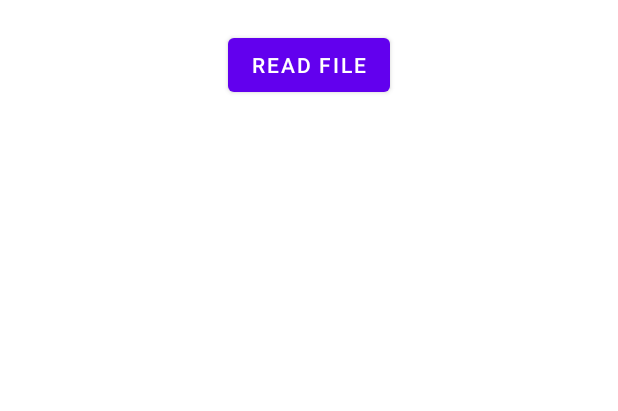
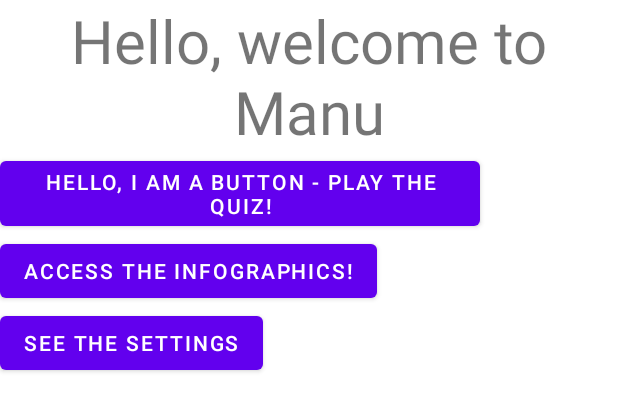
Before and after one commit to NyoomNyoom/COSC345-Manu-project, an Android app: the layout activity_main.xml on its own in the app's theme, with its tools: preview values and no code run, on a phone screen of 412 x 824 dp. Shown: the top 411 px of the screen. Run offline under Robolectric (Android 15) with nearby library versions, the phone set to English and light mode, and no system bars.

Commit message:
catch up

```diff
--- a/ManuProjectFiles/app/src/main/java/com/example/manu/Bird.kt
+++ b/ManuProjectFiles/app/src/main/java/com/example/manu/Bird.kt
@@ -12,7 +12,7 @@ package com.example.manu
 */
 
 data class Bird(val Name: String, val fileName: String, val altName: String, val infoFile: String) {
-    private var nameOfBird = Name
+    /*private var nameOfBird = Name
     private var birdFile = fileName
     private var alternativeName = altName
     private var birdInfoFile = infoFile
@@ -20,16 +20,16 @@ data class Bird(val Name: String, val fileName: String, val altName: String, val
     fun birdName(): String{
         return nameOfBird
     }
-
+/*
     fun getFile(fileType : String): String{
 
     }
-
+*/
     fun getAltName(){
 
     }
 
     fun getInfoFile(){
 
-    }
+    }*/
 }
--- a/ManuProjectFiles/app/src/main/java/com/example/manu/BirdAdapter.kt
+++ b/ManuProjectFiles/app/src/main/java/com/example/manu/BirdAdapter.kt
@@ -4,7 +4,7 @@ package com.example.manu
 /* Class takes an empty list in of type bird, and then the function create quiz to be called which
 will create the quiz. */
 class BirdAdapter(val questionList : MutableList<Bird>) {
-
+/*
     //Creates a quiz using the amount of questions and type that the creator wants.
     fun createQuiz(questionAmount: Int, questionType: Int){
         for(i in 1..questionAmount){
@@ -14,18 +14,18 @@ class BirdAdapter(val questionList : MutableList<Bird>) {
 
     //function that finds a random bird for the question type.
     private fun randomBird(questionType : Int): Bird {
-
+        return null
     }
-
+/*
     //function checks if the bird that is given is a valid bird for the question.
     private fun isValid(questionType :7 Int, bird : Bird){
         if(questionType == 1){
             if(bird.)
         }
-    }
+    }*/
 
     //creates a random bird from the given bird number and question type.
     private fun createBird(questionType: Int, birdNumber : Int){
 
-    }
+    }*/
 }
--- a/ManuProjectFiles/app/src/main/java/com/example/manu/MainActivity.kt
+++ b/ManuProjectFiles/app/src/main/java/com/example/manu/MainActivity.kt
@@ -2,21 +2,21 @@ package com.example.manu
 
 import androidx.appcompat.app.AppCompatActivity
 import android.os.Bundle
-import kotlinx.android.synthetic.main.activity_main.*
+//import kotlinx.android.synthetic.main.activity_main.*
 import java.io.IOException
 
 
 class MainActivity : AppCompatActivity() {
     override fun onCreate(savedInstanceState: Bundle?) {
         super.onCreate(savedInstanceState)
-        setContentView(R.layout.activity_main)
+        setContentView(R.layout.info_graphic_activity)
 
-        btn_reading_text.setOnClickListener {
-            readFromAsset()
-        }
+        //btn_reading_text.setOnClickListener {
+           // readFromAsset()
+       // }
     }
 
-    private fun readFromAsset() {
+   /* private fun readFromAsset() {
         var string = ""
         try {
             val inputStream = assets.open("birdTest.txt")
@@ -30,5 +30,5 @@ class MainActivity : AppCompatActivity() {
             e.printStackTrace()
         }
         tv_text.text = string
-    }
+    } */
 }
--- a/ManuProjectFiles/app/src/main/res/layout/activity_main.xml
+++ b/ManuProjectFiles/app/src/main/res/layout/activity_main.xml
@@ -1,26 +1,28 @@
 <?xml version="1.0" encoding="utf-8"?>
-<androidx.constraintlayout.widget.ConstraintLayout xmlns:android="http://schemas.android.com/apk/res/android"
-    xmlns:app="http://schemas.android.com/apk/res-auto"
-    xmlns:tools="http://schemas.android.com/tools"
+<LinearLayout xmlns:android="http://schemas.android.com/apk/res/android"
     android:layout_width="match_parent"
     android:layout_height="match_parent"
-    tools:context=".MainActivity">
+    android:orientation="vertical" >
+    <TextView android:id="@+id/text"
+        android:layout_width="match_parent"
+        android:layout_height="wrap_content"
+        android:layout_centerInParent="true"
+        android:textSize="40sp"
+        android:gravity="center"
+        android:text="Hello, welcome to Manu" />
 
-    <TextView
-        android:id="@+id/tv_text"
+    <Button
+        android:id="@+id/button1"
         android:layout_width="wrap_content"
         android:layout_height="wrap_content"
-        app:layout_constraintEnd_toEndOf="parent"
-        app:layout_constraintStart_toStartOf="parent" />
+        android:text="Hello, I am a Button - play the quiz!" />
 
-    <Button
-        android:id="@+id/btn_reading_text"
+    <Button android:id="@+id/button2"
         android:layout_width="wrap_content"
         android:layout_height="wrap_content"
-        android:text="read file"
-        app:layout_constraintEnd_toEndOf="parent"
-        app:layout_constraintStart_toStartOf="parent"
-        app:layout_constraintTop_toBottomOf="@+id/tv_text"
-        />
-
-</androidx.constraintlayout.widget.ConstraintLayout>
+        android:text="Access the infographics!" />
+    <Button android:id="@+id/button3"
+        android:layout_width="wrap_content"
+        android:layout_height="wrap_content"
+        android:text="See the settings" />
+</LinearLayout>
--- /dev/null
+++ b/ManuProjectFiles/app/src/main/res/layout/test.xml
@@ -0,0 +1,6 @@
+<?xml version="1.0" encoding="utf-8"?>
+<androidx.constraintlayout.widget.ConstraintLayout xmlns:android="http://schemas.android.com/apk/res/android"
+    android:layout_width="match_parent"
+    android:layout_height="match_parent">
+
+</androidx.constraintlayout.widget.ConstraintLayout>
```
Also changed, not shown: 1 other file.
